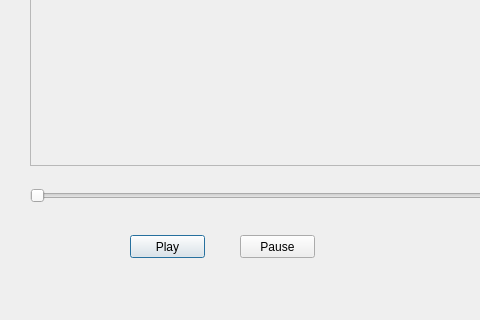
Qt form OpenParty.ui (shully899509/OpenParty) before a commit; both pictures show x 0 to 480 and y 285 to 605 of the 1128 by 605 pixel window.
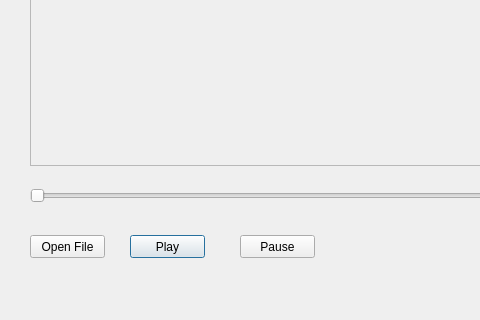
The same form after that commit.

Patch:
```diff
--- a/OpenParty.ui
+++ b/OpenParty.ui
@@ -81,6 +81,19 @@
     <string>Pause</string>
    </property>
   </widget>
+  <widget class="QPushButton" name="pushButton">
+   <property name="geometry">
+    <rect>
+     <x>30</x>
+     <y>520</y>
+     <width>75</width>
+     <height>23</height>
+    </rect>
+   </property>
+   <property name="text">
+    <string>Open File</string>
+   </property>
+  </widget>
  </widget>
  <resources/>
  <connections/>
```
Left out of the diff: 2 changed lines with no effect on the pictures.
